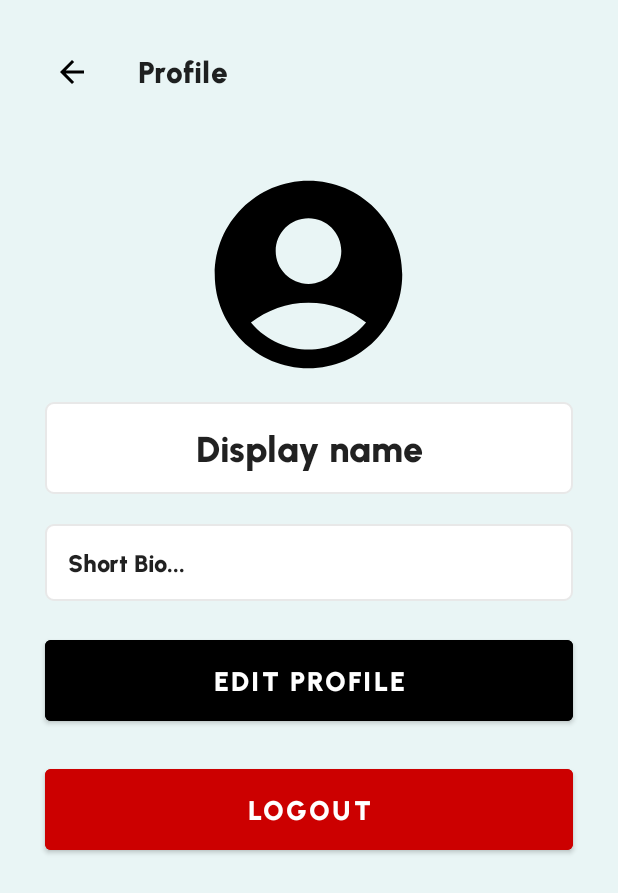
After one commit to Nischal-S-Dwaral/EducationSupport, an Android app: the ProfileActivity screen opened directly, with no data from a screen before it, on a phone screen of 412 x 824 dp. The commit adds this screen. Shown: the top 893 px of the screen. Run offline under Robolectric (Android 15) with nearby library versions, the phone set to English and light mode, and no system bars; our stand-ins replace Firebase (no records; nobody signed in at launch, a user with empty details on screens opened directly).

Commit message:
Initial design for the profile activity

```diff
--- a/app/src/main/AndroidManifest.xml
+++ b/app/src/main/AndroidManifest.xml
@@ -14,18 +14,21 @@
         android:theme="@style/Theme.EducationSupport"
         tools:targetApi="31">
         <activity
+            android:name=".ProfileActivity"
+            android:exported="false" />
+        <activity
             android:name=".educator.ViewQuizAndScore"
             android:exported="false" />
         <activity
             android:name=".EducatorMainActivity"
             android:exported="false">
 
-<!--             <intent-filter>-->
-<!--             <action android:name="android.intent.action.MAIN" />-->
+            <!-- <intent-filter> -->
+            <!-- <action android:name="android.intent.action.MAIN" /> -->
 
 
-<!--             <category android:name="android.intent.category.LAUNCHER" />-->
-<!--             </intent-filter>-->
+            <!-- <category android:name="android.intent.category.LAUNCHER" /> -->
+            <!-- </intent-filter> -->
         </activity>
         <activity
             android:name=".RegisterActivity"
@@ -64,12 +67,14 @@
             android:launchMode="singleInstance" />
         <activity
             android:name=".LearnerMainActivity"
-            android:exported="false" >
-<!--            <intent-filter>-->
-<!--                <action android:name="android.intent.action.MAIN" />-->
+            android:exported="false">
 
-<!--                <category android:name="android.intent.category.LAUNCHER" />-->
-<!--            </intent-filter>-->
+            <!-- <intent-filter> -->
+            <!-- <action android:name="android.intent.action.MAIN" /> -->
+
+
+            <!-- <category android:name="android.intent.category.LAUNCHER" /> -->
+            <!-- </intent-filter> -->
         </activity>
     </application>
 
--- a/app/src/main/java/com/example/educationsupport/LearnerMainActivity.kt
+++ b/app/src/main/java/com/example/educationsupport/LearnerMainActivity.kt
@@ -1,5 +1,6 @@
 package com.example.educationsupport
 
+import android.content.Intent
 import android.os.Bundle
 import androidx.appcompat.app.AppCompatActivity
 import androidx.appcompat.widget.Toolbar
@@ -9,11 +10,13 @@ import com.example.educationsupport.fragment.learner.EnrolledCoursesFragment
 import com.example.educationsupport.fragment.learner.HomeFragment
 import com.google.android.material.appbar.AppBarLayout
 import com.google.android.material.bottomnavigation.BottomNavigationView
+import de.hdodenhof.circleimageview.CircleImageView
 
 class LearnerMainActivity : AppCompatActivity() {
 
     private lateinit var toolbar: Toolbar
     private lateinit var bottomNavigationView: BottomNavigationView
+    private lateinit var userProfileImage: CircleImageView
 
     private lateinit var appBarLayout: AppBarLayout
 
@@ -36,6 +39,15 @@ class LearnerMainActivity : AppCompatActivity() {
          * Replacing App Bar
          */
         appBarLayout = findViewById(R.id.appBar)
+
+        /**
+         * Initialise circle image view and add on click listener
+         */
+        userProfileImage = findViewById(R.id.user_profile_image)
+        userProfileImage.setOnClickListener {
+            val intent = Intent(this, ProfileActivity::class.java)
+            startActivity(intent)
+        }
 
         /**
          * Set up the navigation view
--- /dev/null
+++ b/app/src/main/java/com/example/educationsupport/ProfileActivity.kt
@@ -0,0 +1,122 @@
+package com.example.educationsupport
+
+import android.content.Intent
+import androidx.appcompat.app.AppCompatActivity
+import android.os.Bundle
+import android.view.MenuItem
+import android.widget.Button
+import android.widget.ImageView
+import android.widget.TextView
+import androidx.appcompat.widget.Toolbar
+import com.google.firebase.auth.FirebaseAuth
+
+class ProfileActivity : AppCompatActivity() {
+
+    private lateinit var profilePicture: ImageView
+    private lateinit var displayName: TextView
+    private lateinit var bio: TextView
+    private lateinit var editButton: Button
+    private lateinit var logoutButton: Button
+
+    private var isEditing = false
+
+    override fun onCreate(savedInstanceState: Bundle?) {
+        super.onCreate(savedInstanceState)
+        setContentView(R.layout.activity_profile)
+
+        /**
+         * Set the Toolbar as the action bar
+         */
+        val toolbar: Toolbar = findViewById(R.id.profile_toolbar)
+        setSupportActionBar(toolbar)
+
+        /**
+         * Enable the back button in the action bar
+         */
+        supportActionBar?.setDisplayHomeAsUpEnabled(true)
+
+        /**
+         * Initialise
+         */
+        profilePicture = findViewById(R.id.profile_picture)
+        displayName = findViewById(R.id.profile_display_name)
+        bio = findViewById(R.id.profile_bio)
+        editButton = findViewById(R.id.profile_edit_button)
+        logoutButton = findViewById(R.id.profile_logout_button)
+
+        /**
+         * Set the edit button click listener
+         */
+        editButton.setOnClickListener {
+            if (isEditing) {
+                /**
+                 * Save the edited values and disable editing
+                 */
+                saveEditedValues()
+                disableEditing()
+            } else {
+                /**
+                 *  Enable editing
+                 */
+                enableEditing()
+            }
+        }
+
+        /**
+         * Logout functionality
+         */
+        logoutButton.setOnClickListener {
+            /**
+             *  Sign out the user and navigate back to the login activity
+             */
+            FirebaseAuth.getInstance().signOut()
+            startActivity(Intent(this, LoginActivity::class.java))
+            finish()
+        }
+    }
+
+    private fun enableEditing() {
+        // Set the TextViews to be editable
+        displayName.isFocusableInTouchMode = true
+        bio.isFocusableInTouchMode = true
+
+        // Change the edit button text
+        editButton.text = "SAVE CHANGES"
+
+        // Set the editing flag
+        isEditing = true
+    }
+
+    private fun disableEditing() {
+        // Set the TextViews to be non-editable
+        displayName.isFocusable = false
+        bio.isFocusable = false
+
+        // Change the edit button text
+        editButton.text = "EDIT PROFILE"
+
+        // Set the editing flag
+        isEditing = false
+    }
+
+    private fun saveEditedValues() {
+        // Save the edited values to a database or server
+        val newDisplayName = displayName.text.toString()
+        val newBio = bio.text.toString()
+
+        // Update the TextViews with the new values
+        displayName.text = newDisplayName
+        bio.text = newBio
+    }
+
+    /**
+     * Handle the event of back button pressed
+     */
+    override fun onOptionsItemSelected(item: MenuItem): Boolean {
+        if (item.itemId == android.R.id.home) {
+            onBackPressed()
+            return true
+        }
+        return super.onOptionsItemSelected(item)
+    }
+}
--- /dev/null
+++ b/app/src/main/res/drawable/baseline_arrow_back_24.xml
@@ -0,0 +1,5 @@
+<vector android:autoMirrored="true" android:height="24dp"
+    android:tint="#000000" android:viewportHeight="24"
+    android:viewportWidth="24" android:width="24dp" xmlns:android="http://schemas.android.com/apk/res/android">
+    <path android:fillColor="@android:color/white" android:pathData="M20,11H7.83l5.59,-5.59L12,4l-8,8 8,8 1.41,-1.41L7.83,13H20v-2z"/>
+</vector>
--- a/app/src/main/res/layout/activity_learner_main.xml
+++ b/app/src/main/res/layout/activity_learner_main.xml
@@ -20,7 +20,7 @@
             android:background="@color/white">
 
             <ImageView
-                android:id="@+id/youtube_logo"
+                android:id="@+id/education_support_logo"
                 android:layout_width="70dp"
                 android:layout_height="40dp"
                 android:adjustViewBounds="true"
--- /dev/null
+++ b/app/src/main/res/layout/activity_profile.xml
@@ -0,0 +1,89 @@
+<?xml version="1.0" encoding="utf-8"?>
+<androidx.constraintlayout.widget.ConstraintLayout
+    xmlns:android="http://schemas.android.com/apk/res/android"
+    xmlns:app="http://schemas.android.com/apk/res-auto"
+    xmlns:tools="http://schemas.android.com/tools"
+    android:layout_width="match_parent"
+    android:layout_height="match_parent"
+    android:background="@color/background"
+    tools:context=".ProfileActivity">
+
+    <LinearLayout
+        android:layout_width="match_parent"
+        android:layout_height="match_parent"
+        android:orientation="vertical"
+        android:padding="20sp">
+
+        <androidx.appcompat.widget.Toolbar
+            android:id="@+id/profile_toolbar"
+            android:layout_width="match_parent"
+            android:layout_height="?attr/actionBarSize"
+            android:elevation="4dp"
+            android:theme="@style/ThemeOverlay.AppCompat.ActionBar"
+            app:title="Profile"
+            app:navigationIcon="@drawable/baseline_arrow_back_24"/>
+
+        <ImageView
+            android:id="@+id/profile_picture"
+            android:layout_width="150dp"
+            android:layout_height="150dp"
+            android:src="@drawable/baseline_account_circle_24"
+            android:layout_gravity="center_horizontal"
+            android:layout_marginTop="32dp"
+            android:contentDescription="Profile Picture"/>
+
+        <EditText
+            android:id="@+id/profile_display_name"
+            android:layout_width="match_parent"
+            android:layout_height="wrap_content"
+            android:textSize="24sp"
+            android:textStyle="bold"
+            android:text="Display name"
+            android:layout_gravity="center_horizontal"
+            android:background="@drawable/default_quiz_option_border_bg"
+            android:layout_margin="10dp"
+            android:gravity="center"
+            android:padding="15dp"
+            android:inputType="text"
+            android:focusableInTouchMode="false"/>
+
+        <EditText
+            android:id="@+id/profile_bio"
+            android:layout_width="match_parent"
+            android:layout_height="wrap_content"
+            android:textSize="16sp"
+            android:text="Short Bio..."
+            android:layout_gravity="center_horizontal"
+            android:background="@drawable/default_quiz_option_border_bg"
+            android:layout_margin="10dp"
+            android:padding="15dp"
+            android:inputType="textMultiLine"
+            android:focusableInTouchMode="false"/>
+
+        <Button
+            android:id="@+id/profile_edit_button"
+            android:layout_width="match_parent"
+            android:layout_height="wrap_content"
+            android:layout_margin="10dp"
+            android:backgroundTint="@color/black"
+            android:text="EDIT PROFILE"
+            android:textColor="@color/white"
+            android:textSize="18sp"
+            android:textStyle="bold"
+            android:padding="15dp"/>
+
+        <Button
+            android:id="@+id/profile_logout_button"
+            android:layout_width="match_parent"
+            android:layout_height="wrap_content"
+            android:layout_margin="10dp"
+            android:backgroundTint="@android:color/holo_red_dark"
+            android:text="LOGOUT"
+            android:textColor="@color/white"
+            android:textSize="18sp"
+            android:textStyle="bold"
+            android:padding="15dp"/>
+
+    </LinearLayout>
+
+</androidx.constraintlayout.widget.ConstraintLayout>
```
